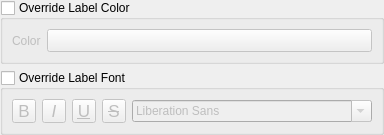
Above: src/ui/qgsformlabelformatwidget.ui from qgis/QGIS before the change. Below: the same form after it.
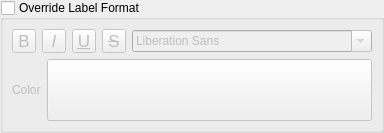
That is the form after the change. Custom widgets are drawn as their Qt base class.

Commit message:
Combine label font and color overriding setting within a single group
in drag-and-drop form designer dialog

Patch:
```diff
--- a/src/ui/qgsformlabelformatwidget.ui
+++ b/src/ui/qgsformlabelformatwidget.ui
@@ -35,7 +35,7 @@
    <item>
     <widget class="QgsCollapsibleGroupBox" name="mOverrideLabelColorGroupBox">
      <property name="title">
-      <string>Override Label Color</string>
+      <string>Override Label Format</string>
      </property>
      <property name="checkable">
       <bool>true</bool>
@@ -43,65 +43,11 @@
      <property name="checked">
       <bool>false</bool>
      </property>
-     <layout class="QHBoxLayout" name="horizontalLayout">
-      <item>
-       <widget class="QLabel" name="label_6">
-        <property name="sizePolicy">
-         <sizepolicy hsizetype="Maximum" vsizetype="Preferred">
-          <horstretch>0</horstretch>
-          <verstretch>0</verstretch>
-         </sizepolicy>
-        </property>
-        <property name="text">
-         <string>Color</string>
-        </property>
-       </widget>
-      </item>
-      <item>
-       <widget class="QgsColorButton" name="btnTextColor">
-        <property name="sizePolicy">
-         <sizepolicy hsizetype="Preferred" vsizetype="Preferred">
-          <horstretch>0</horstretch>
-          <verstretch>0</verstretch>
-         </sizepolicy>
-        </property>
-        <property name="minimumSize">
-         <size>
-          <width>10</width>
-          <height>0</height>
-         </size>
-        </property>
-        <property name="maximumSize">
-         <size>
-          <width>16777215</width>
-          <height>16777215</height>
-         </size>
-        </property>
-        <property name="text">
-         <string/>
-        </property>
-       </widget>
-      </item>
-     </layout>
-    </widget>
-   </item>
-   <item>
-    <widget class="QgsCollapsibleGroupBox" name="mOverrideLabelFontGroupBox">
-     <property name="title">
-      <string>Override Label Font</string>
-     </property>
-     <property name="checkable">
-      <bool>true</bool>
-     </property>
-     <property name="checked">
-      <bool>false</bool>
-     </property>
-     <layout class="QHBoxLayout" name="horizontalLayout_2">
-      <item>
+     <layout class="QGridLayout" name="gridLayout">
+      <item row="0" column="0" colspan="2">
+       <layout class="QHBoxLayout" name="horizontalLayout_2">
+       <item>
        <widget class="QToolButton" name="mFontBoldBtn">
-        <property name="enabled">
-         <bool>true</bool>
-        </property>
         <property name="minimumSize">
          <size>
           <width>24</width>
@@ -133,9 +79,6 @@
       </item>
       <item>
        <widget class="QToolButton" name="mFontItalicBtn">
-        <property name="enabled">
-         <bool>true</bool>
-        </property>
         <property name="minimumSize">
          <size>
           <width>24</width>
@@ -168,9 +111,6 @@
       </item>
       <item>
        <widget class="QToolButton" name="mFontUnderlineBtn">
-        <property name="enabled">
-         <bool>true</bool>
-        </property>
         <property name="minimumSize">
          <size>
           <width>24</width>
@@ -202,9 +142,6 @@
       </item>
       <item>
        <widget class="QToolButton" name="mFontStrikethroughBtn">
-        <property name="enabled">
-         <bool>true</bool>
-        </property>
         <property name="minimumSize">
          <size>
           <width>24</width>
@@ -238,24 +175,48 @@
        <widget class="QFontComboBox" name="mFontFamilyCmbBx"/>
       </item>
      </layout>
+      </item>
+      <item row="1" column="0">
+       <widget class="QLabel" name="labelColor">
+        <property name="sizePolicy">
+         <sizepolicy hsizetype="Maximum" vsizetype="Preferred">
+          <horstretch>0</horstretch>
+          <verstretch>0</verstretch>
+         </sizepolicy>
+        </property>
+        <property name="text">
+         <string>Color</string>
+        </property>
+       </widget>
+      </item>
+      <item row="1" column="1">
+       <widget class="QgsColorButton" name="btnTextColor">
+        <property name="sizePolicy">
+         <sizepolicy hsizetype="Preferred" vsizetype="Preferred">
+          <horstretch>0</horstretch>
+          <verstretch>0</verstretch>
+         </sizepolicy>
+        </property>
+        <property name="minimumSize">
+         <size>
+          <width>10</width>
+          <height>0</height>
+         </size>
+        </property>
+        <property name="maximumSize">
+         <size>
+          <width>16777215</width>
+          <height>16777215</height>
+         </size>
+        </property>
+        <property name="text">
+         <string/>
+        </property>
+       </widget>
+      </item>
+      </layout>
     </widget>
    </item>
-   <item>
-    <spacer name="verticalSpacer">
-     <property name="orientation">
-      <enum>Qt::Vertical</enum>
-     </property>
-     <property name="sizeType">
-      <enum>QSizePolicy::Expanding</enum>
-     </property>
-     <property name="sizeHint" stdset="0">
-      <size>
-       <width>20</width>
-       <height>43</height>
-      </size>
-     </property>
-    </spacer>
-   </item>
   </layout>
  </widget>
  <customwidgets>
```
Left out of the diff: 10 changed lines with no effect on the pictures. The commit also changes 1 other file.
